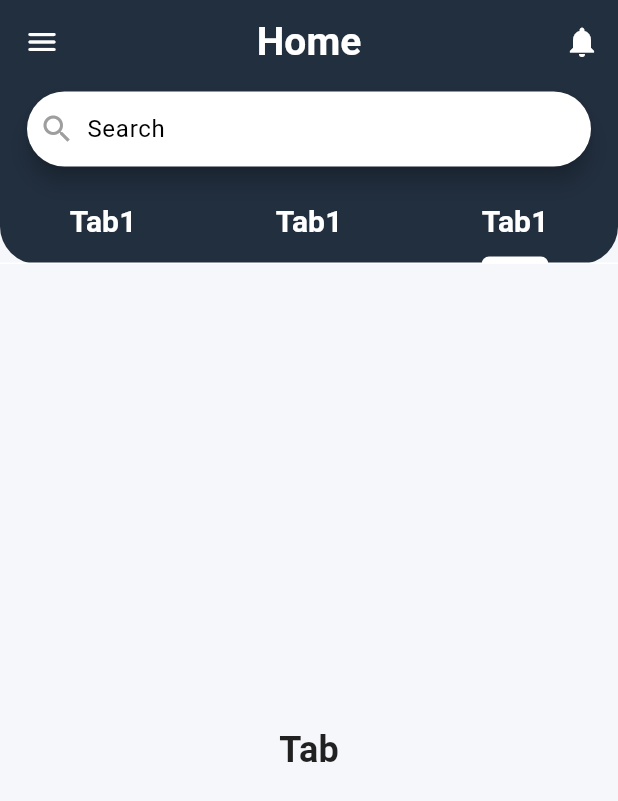
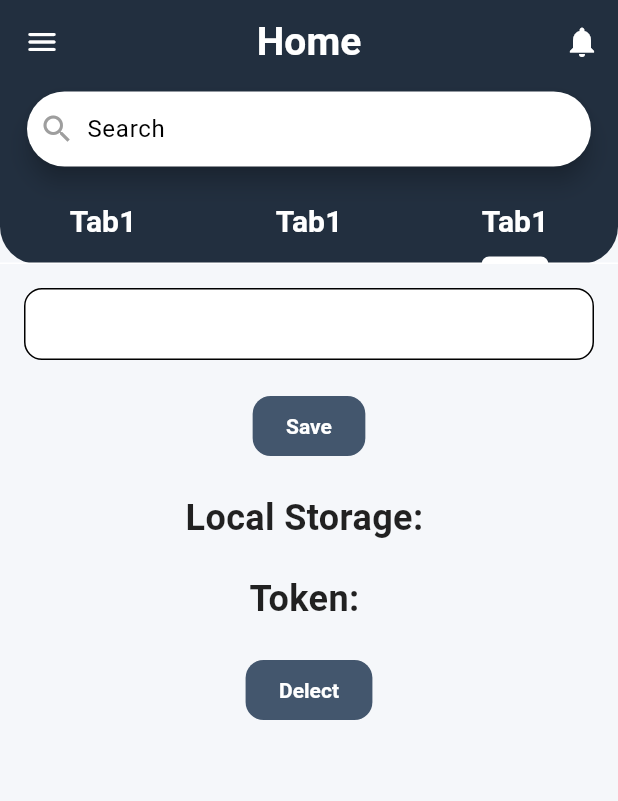
Before and after one commit to Sastra-Digital-School/flutter_getx_lesson_weekday, a Flutter app: the screen it shows after launch, tab 3 chosen, on a phone screen of 412 x 824 dp. Shown: the top 801 px of the screen. Run offline on Flutter 3.47's test engine with Material 3 defaults, Android fonts, the phone set to English and light mode, and no system bars; our stand-ins replace cached_network_image, flutter_secure_storage, get, google_fonts, pull_to_refresh, shared_preferences and 1 more; network calls fail; statements that could not run were skipped.

Commit message:
update date: 9-5-2025

```diff
--- /dev/null
+++ b/lib/core/service/local_service.dart
@@ -0,0 +1,49 @@
+import 'package:shared_preferences/shared_preferences.dart';
+
+class LocalStorageService {
+  static final LocalStorageService _instance = LocalStorageService._internal();
+  late SharedPreferences _prefs;
+
+  LocalStorageService._internal();
+
+  static LocalStorageService get instance => _instance;
+
+  Future<void> init() async {
+    _prefs = await SharedPreferences.getInstance();
+  }
+
+  // String
+  Future<void> setString(String key, String value) async =>
+      await _prefs.setString(key, value);
+
+  String? getString(String key) => _prefs.getString(key);
+
+  // Bool
+  Future<void> setBool(String key, bool value) async =>
+      await _prefs.setBool(key, value);
+
+  bool? getBool(String key) => _prefs.getBool(key);
+
+  // Int
+  Future<void> setInt(String key, int value) async =>
+      await _prefs.setInt(key, value);
+
+  int? getInt(String key) => _prefs.getInt(key);
+
+  // Double
+  Future<void> setDouble(String key, double value) async =>
+      await _prefs.setDouble(key, value);
+  double? getDouble(String key) => _prefs.getDouble(key);
+
+  // List<String>
+  Future<void> setStringList(String key, List<String> value) async =>
+      await _prefs.setStringList(key, value);
+
+  List<String>? getStringList(String key) => _prefs.getStringList(key);
+
+  // Remove key
+  Future<void> remove(String key) async => await _prefs.remove(key);
+
+  // Clear all
+  Future<void> clear() async => await _prefs.clear();
+}
--- a/lib/main.dart
+++ b/lib/main.dart
@@ -1,6 +1,9 @@
 import 'package:flutter/material.dart';
 import 'package:flutter_project_getx/app.dart';
+import 'package:flutter_project_getx/core/service/local_service.dart';
 
-void main() {
+void main() async {
+  WidgetsFlutterBinding.ensureInitialized();
+  await LocalStorageService.instance.init();
   runApp(const MyApp());
 }
--- a/lib/modules/home/controller/home_controller.dart
+++ b/lib/modules/home/controller/home_controller.dart
@@ -1,6 +1,8 @@
 import 'package:flutter/material.dart';
 import 'package:flutter_project_getx/config/responsive/main_responsive.dart';
 import 'package:flutter_project_getx/core/service/api_service.dart';
+import 'package:flutter_project_getx/core/service/auth_service.dart';
+import 'package:flutter_project_getx/core/service/local_service.dart';
 import 'package:flutter_project_getx/core/string/string_con.dart';
 import 'package:flutter_project_getx/modules/home/models/home_model.dart';
 import 'package:flutter_project_getx/modules/home/models/product_model.dart';
@@ -73,19 +75,39 @@ class HomeController extends GetxController {
     // var data = jsonDecode(response.body);
     // productModels = ProductModels.fromJson(data);
   }
-  // await apiService.callApi<ProductModels>(
-  //       endpoint: '/product/',
-  //       // queryParams: {},
-  //       method: 'POST',
-  //       headers: {},
-  //       body: {},
-  //       fromJson: (data) => ProductModels.fromJson(data),
-  //       isShowProcessDialog: false,
-  //     );
+
+  AuthService get authService => AuthService();
+
+  var textEditingController = TextEditingController();
+  var loading = false;
+
+  final _textValue = ''.obs;
+
+  void setTextValue(String value) async {
+    await LocalStorageService.instance.setString('name', value);
+    _textValue.value = LocalStorageService.instance.getString('name') ?? '';
+  }
+
+  get getTextValue => _textValue.value;
+
+  final _token = ''.obs;
+
+  void setToken(value) {
+    _token.value = value;
+  }
+
+  get getToken => _token.value;
 
   @override
   void onInit() async {
     super.onInit();
+
+    var token = await authService.getAccessToken();
+
+    setToken(token);
+
+    _textValue.value = LocalStorageService.instance.getString('name') ?? '';
+
     WidgetsBinding.instance.addPostFrameCallback((_) {
       autoRefresh();
     });
--- a/lib/modules/home/view/home_view_small.dart
+++ b/lib/modules/home/view/home_view_small.dart
@@ -27,22 +27,7 @@ class HomeView extends GetView<HomeController> {
       headerSliverBuilder: (context, innerBoxIsScrolled) {
         return [_buildAppBar];
       },
-      body: TabBarView(
-        children: [_buildListTab1, _buildList, Center(child: Text('Tab'))],
-      ),
-      // Obx(
-      //   () =>
-      //       controller.lodaing.value
-      //           ? Center(child: CircularProgressIndicator())
-      //           :
-      //           TabBarView(
-      //             children: [
-      //               _buildListTab1,
-      //               _buildList,
-      //               Center(child: Text('Tab')),
-      //             ],
-      //           ),
-      // ),
+      body: TabBarView(children: [_buildListTab1, _buildList, _buildListTab2]),
     );
   }
 
@@ -514,4 +499,41 @@ class HomeView extends GetView<HomeController> {
       ),
     );
   }
+
+  get _buildListTab2 {
+    return Padding(
+      padding: const EdgeInsets.all(16.0),
+      child: Obx(
+        () =>
+            controller.loading
+                ? SizedBox()
+                : Column(
+                  spacing: 20,
+                  children: [
+                    TextField(controller: controller.textEditingController),
+                    ElevatedButton(
+                      onPressed: () {
+                        controller.setTextValue(
+                          controller.textEditingController.text,
+                        );
+                        controller.textEditingController.clear();
+                      },
+                      child: Text('Save'),
+                    ),
+                    Text('Local Storage: ${controller.getTextValue}'),
+                    Text('Token: ${controller.getToken}'),
+                    ElevatedButton(
+                      onPressed: () async {
+                        await controller.authService.removeToken();
+                        var token =
+                            await controller.authService.getAccessToken();
+                        controller.setToken(token);
+                      },
+                      child: Text('Delect'),
+                    ),
+                  ],
+                ),
+      ),
+    );
+  }
 }
--- a/pubspec.yaml
+++ b/pubspec.yaml
@@ -20,6 +20,7 @@ dependencies:
   cached_network_image: ^3.4.1
   pull_to_refresh: ^2.0.0
   shimmer: ^3.0.0
+  shared_preferences: ^2.5.3
 
 dev_dependencies:
   flutter_test:
```
Also changed, not shown: pubspec.lock, 2 other files.
